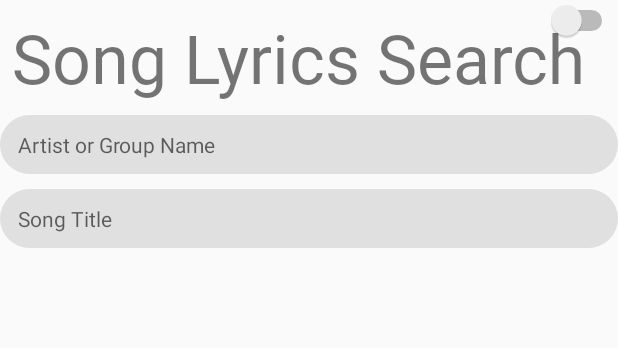
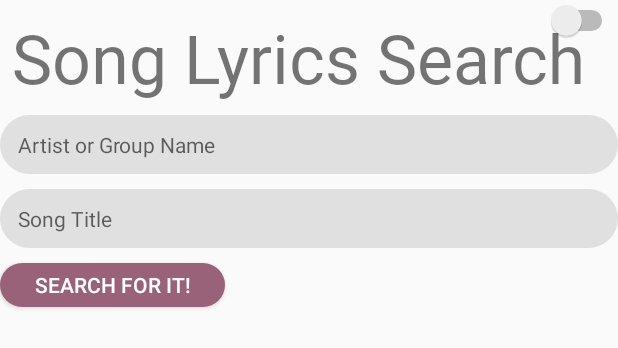
Before and after one commit to andressamachado/Song-Lyrics-Search, an Android app: the layout main_search_page_activity.xml on its own in the app's theme, with its tools: preview values and no code run, on a phone screen of 412 x 824 dp. Shown: the top 348 px of the screen. Run offline under Robolectric (Android 15) with nearby library versions, the phone set to English and light mode, and no system bars.

Commit message:
Custom search button

```diff
--- /dev/null
+++ b/app/src/main/res/drawable/custom_search_button.xml
@@ -0,0 +1,5 @@
+<?xml version="1.0" encoding="utf-8"?>
+<shape xmlns:android="http://schemas.android.com/apk/res/android">
+    <solid android:color="@color/colorAccent"/>
+    <corners android:radius="30dp"/>
+</shape>
--- a/app/src/main/res/layout/main_search_page_activity.xml
+++ b/app/src/main/res/layout/main_search_page_activity.xml
@@ -60,4 +60,22 @@
         android:paddingStart="12dp"
         android:paddingEnd="12dp"
         android:textSize="14sp" />
+
+    <Button
+        android:id="@+id/search_button"
+        android:layout_width="150dp"
+        android:layout_height="29dp"
+        android:layout_below="@+id/song_title_field_input"
+        android:layout_alignParentStart="true"
+        android:layout_marginVertical="10dp"
+        android:layout_marginStart="0dp"
+        android:layout_marginTop="10dp"
+        android:background="@drawable/custom_search_button"
+        android:paddingStart="10dp"
+        android:paddingEnd="10dp"
+        android:text="@string/search_button_text"
+        android:textColor="@android:color/white"
+        android:textSize="14sp" />
+
+
 </RelativeLayout>
--- a/app/src/main/res/values/strings.xml
+++ b/app/src/main/res/values/strings.xml
@@ -5,5 +5,5 @@
     <string name="dark_mode">dark mode</string>
     <string name="artist_field_input_hint">Artist or Group Name</string>
     <string name="song_field_input_hint">Song Title</string>
-
+    <string name="search_button_text">Search for it!</string>
 </resources>
```
Also changed, not shown: 1 other file.
